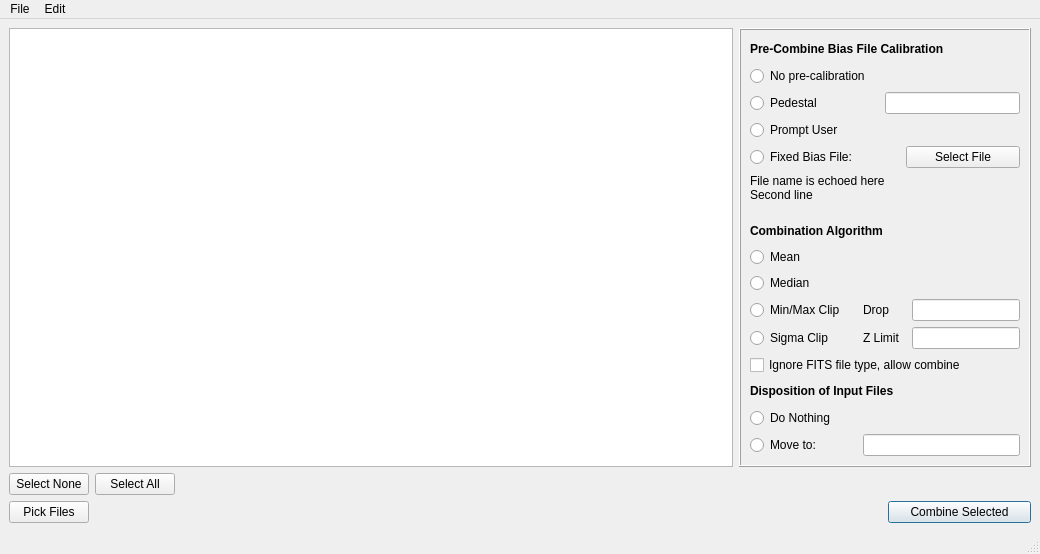
This is MainWindow.ui in RMcDOttawa/MasterDarkMaker as Qt 5 draws it before an edit. The edited form follows.
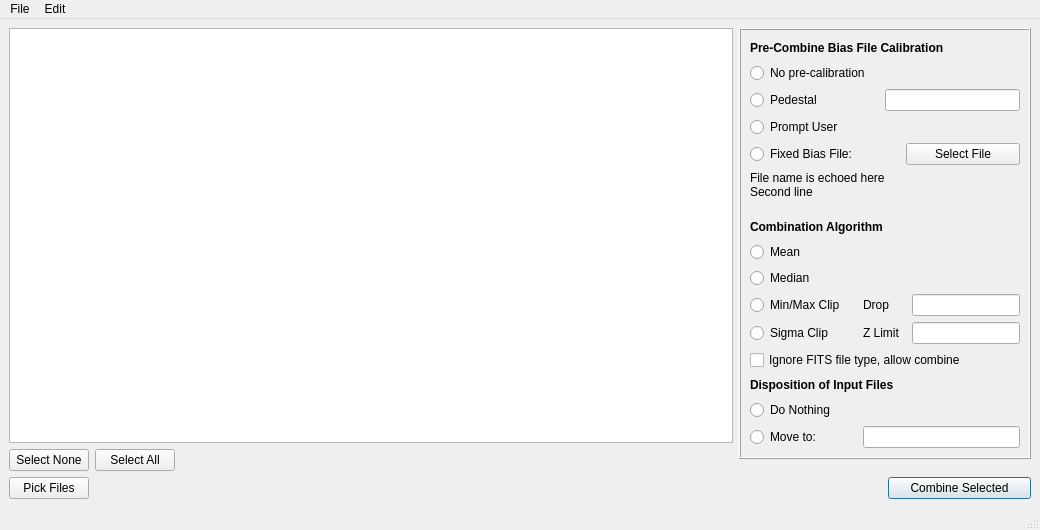
This is the edited form.

Commit message: Added # selected rows feedback to make selecting groups from a large list easier.

```diff
--- a/MainWindow.ui
+++ b/MainWindow.ui
@@ -7,7 +7,7 @@
     <x>0</x>
     <y>0</y>
     <width>1040</width>
-    <height>554</height>
+    <height>530</height>
    </rect>
   </property>
   <property name="minimumSize">
@@ -315,6 +315,13 @@
         </property>
        </widget>
       </item>
+      <item>
+       <widget class="QLabel" name="selectedLabel">
+        <property name="text">
+         <string/>
+        </property>
+       </widget>
+      </item>
       <item>
        <spacer name="horizontalSpacer">
         <property name="orientation">
```
The commit also changes 6 other files.
